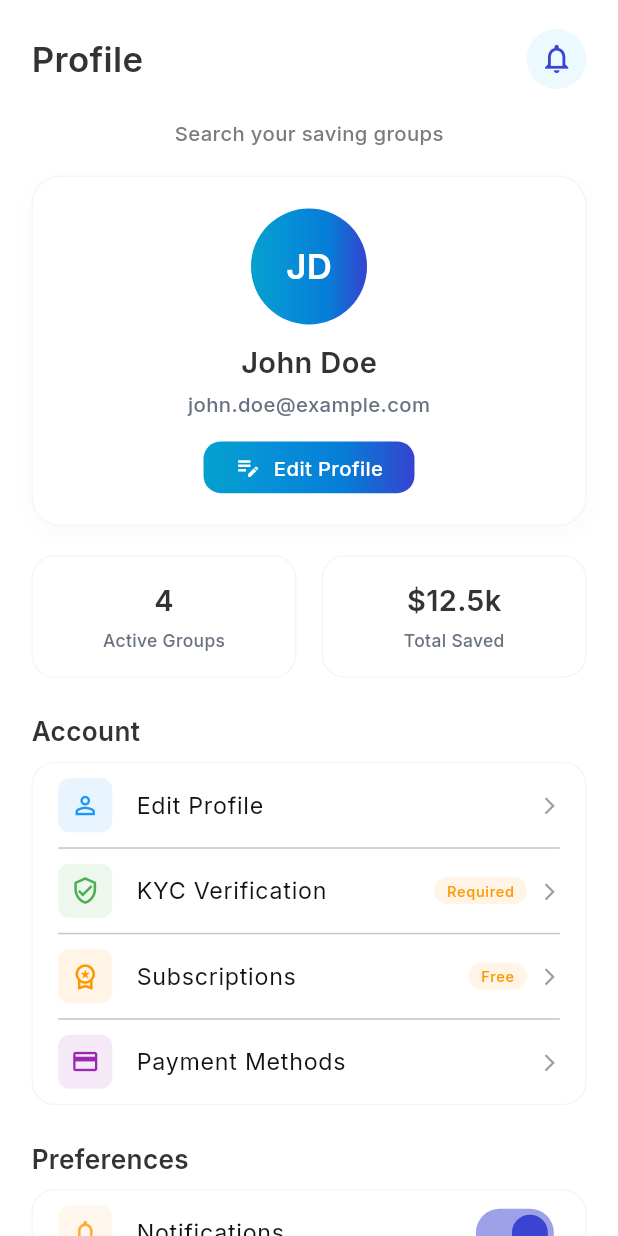
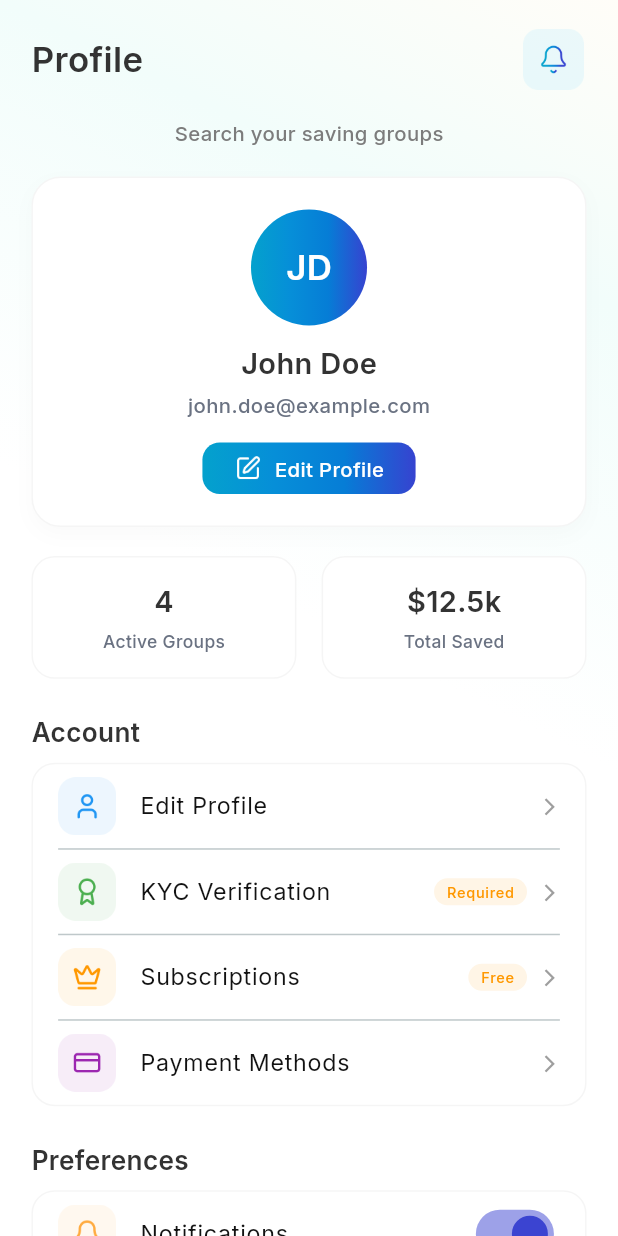
Before and after one commit to mdarif3499/sudo, a Flutter app: the ProfileScreen screen opened directly, on a phone screen of 412 x 824 dp. Run offline on Flutter 3.47's test engine with Material 3 defaults, Android fonts, the phone set to English and light mode, and no system bars; our stand-ins replace cached_network_image, cookie_jar, dio, dio_cookie_manager, flutter_screenutil, flutter_svg and 9 more; accounts and stored records are empty; project files that could hold a hidden picture were left out.

Commit message:
Add new icons and refactor ProfileMenuItem to use icon paths

```diff
--- a/lib/profile/screen/profile_screen.dart
+++ b/lib/profile/screen/profile_screen.dart
@@ -3,6 +3,7 @@ import 'package:flutter_screenutil/flutter_screenutil.dart';
 import 'package:get/get.dart';
 import '../../component/text/common_text.dart';
 import '../../utils/constants/app_colors.dart';
+import '../../utils/constants/app_icons.dart';
 import '../controller/profile_controller.dart';
 import '../widget/profile_menu_item.dart';
 
@@ -15,7 +16,21 @@ class ProfileScreen extends StatelessWidget {
   Widget build(BuildContext context) {
     return Scaffold(
       backgroundColor: Colors.white,
-      body: SafeArea(
+      body: Container(
+        decoration: const BoxDecoration(
+          gradient: LinearGradient(
+            begin: Alignment.topRight,
+            end: Alignment.bottomLeft,
+            colors: [
+              Color(0xFFFFFDF8), // Top Right
+              Color(0xFFF2FDFB), // Top Left
+              Colors.white,
+              Colors.white,
+            ],
+            stops: [0.0, 0.2, 0.5, 1.0],
+          ),
+        ),
+        child: SafeArea(
           child: SingleChildScrollView(
             padding: EdgeInsets.symmetric(horizontal: 20.w),
             child: Column(
@@ -30,14 +45,8 @@ class ProfileScreen extends StatelessWidget {
                       fontSize: 24,
                       fontWeight: FontWeight.w600,
                     ),
-                  Container(
-                    padding: EdgeInsets.all(8.w),
-                    decoration: BoxDecoration(
-                      color: AppColors.indicatorActive.withOpacity(0.1),
-                      shape: BoxShape.circle,
-                    ),
-                    child: Icon(Icons.notifications_none, color: AppColors.buttonGradientEnd, size: 24.sp),
-                  ),
+                    Image.asset(AppIcons.notification,
+                        height: 42.h, width: 42.w),
                   ],
                 ),
                 SizedBox(height: 20.h),
@@ -56,10 +65,11 @@ class ProfileScreen extends StatelessWidget {
                   decoration: BoxDecoration(
                     color: Colors.white,
                     borderRadius: BorderRadius.circular(20.r),
-                  border: Border.all(color: Colors.grey.withOpacity(0.1)),
+                    border:
+                        Border.all(color: Colors.grey.withValues(alpha: 0.1)),
                     boxShadow: [
                       BoxShadow(
-                      color: Colors.black.withOpacity(0.02),
+                        color: Colors.black.withValues(alpha: 0.02),
                         blurRadius: 10,
                         offset: const Offset(0, 5),
                       ),
@@ -97,7 +107,8 @@ class ProfileScreen extends StatelessWidget {
                       ),
                       SizedBox(height: 16.h),
                       Container(
-                      padding: EdgeInsets.symmetric(horizontal: 20.w, vertical: 8.h),
+                        padding: EdgeInsets.symmetric(
+                            horizontal: 20.w, vertical: 8.h),
                         decoration: BoxDecoration(
                           gradient: AppColors.primaryGradient,
                           borderRadius: BorderRadius.circular(12.r),
@@ -105,7 +116,8 @@ class ProfileScreen extends StatelessWidget {
                         child: Row(
                           mainAxisSize: MainAxisSize.min,
                           children: [
-                          Icon(Icons.edit_note, color: Colors.white, size: 18.sp),
+                            Image.asset(AppIcons.edit,
+                                color: Colors.white, height: 18.h, width: 18.w),
                             SizedBox(width: 8.w),
                             CommonText(
                               text: "Edit Profile",
@@ -140,42 +152,43 @@ class ProfileScreen extends StatelessWidget {
                   decoration: BoxDecoration(
                     color: Colors.white,
                     borderRadius: BorderRadius.circular(16.r),
-                  border: Border.all(color: Colors.grey.withOpacity(0.1)),
+                    border:
+                        Border.all(color: Colors.grey.withValues(alpha: 0.1)),
                   ),
                   child: Column(
                     children: [
-                    ProfileMenuItem(
-                      icon: Icons.person_outline,
+                      _buildProfileMenu(
+                        icon: AppIcons.profile,
                         iconColor: Colors.blue,
-                      iconBgColor: Colors.blue.withOpacity(0.1),
+                        iconBgColor: Colors.blue.withValues(alpha: 0.1),
                         title: "Edit Profile",
                         onTap: () {},
                       ),
                       const Divider(height: 1),
-                    ProfileMenuItem(
-                      icon: Icons.verified_user_outlined,
+                      _buildProfileMenu(
+                        icon: AppIcons.kyc,
                         iconColor: Colors.green,
-                      iconBgColor: Colors.green.withOpacity(0.1),
+                        iconBgColor: Colors.green.withValues(alpha: 0.1),
                         title: "KYC Verification",
                         trailingText: "Required",
                         trailingTextColor: Colors.orange,
                         onTap: () {},
                       ),
                       const Divider(height: 1),
-                    ProfileMenuItem(
-                      icon: Icons.workspace_premium_outlined,
+                      _buildProfileMenu(
+                        icon: AppIcons.subscriptions,
                         iconColor: Colors.orange,
-                      iconBgColor: Colors.orange.withOpacity(0.1),
+                        iconBgColor: Colors.orange.withValues(alpha: 0.1),
                         title: "Subscriptions",
                         trailingText: "Free",
                         trailingTextColor: Colors.orange,
                         onTap: () {},
                       ),
                       const Divider(height: 1),
-                    ProfileMenuItem(
-                      icon: Icons.payment_outlined,
+                      _buildProfileMenu(
+                        icon: AppIcons.payment,
                         iconColor: Colors.purple,
-                      iconBgColor: Colors.purple.withOpacity(0.1),
+                        iconBgColor: Colors.purple.withValues(alpha: 0.1),
                         title: "Payment Methods",
                         onTap: () {},
                       ),
@@ -190,14 +203,15 @@ class ProfileScreen extends StatelessWidget {
                   decoration: BoxDecoration(
                     color: Colors.white,
                     borderRadius: BorderRadius.circular(16.r),
-                  border: Border.all(color: Colors.grey.withOpacity(0.1)),
+                    border:
+                        Border.all(color: Colors.grey.withValues(alpha: 0.1)),
                   ),
                   child: Column(
                     children: [
-                    ProfileMenuItem(
-                      icon: Icons.notifications_none,
+                      _buildProfileMenu(
+                        icon: AppIcons.notificationP,
                         iconColor: Colors.orangeAccent,
-                      iconBgColor: Colors.orangeAccent.withOpacity(0.1),
+                        iconBgColor: Colors.orangeAccent.withValues(alpha: 0.1),
                         title: "Notifications",
                         trailing: Switch(
                           value: true,
@@ -207,10 +221,10 @@ class ProfileScreen extends StatelessWidget {
                         onTap: () {},
                       ),
                       const Divider(height: 1),
-                    ProfileMenuItem(
-                      icon: Icons.lock_outline,
-                      iconColor: Colors.brown.withOpacity(0.5),
-                      iconBgColor: Colors.brown.withOpacity(0.1),
+                      _buildProfileMenu(
+                        icon: AppIcons.passport,
+                        iconColor: Colors.brown.withValues(alpha: 0.5),
+                        iconBgColor: Colors.brown.withValues(alpha: 0.1),
                         title: "Change Password",
                         onTap: () {},
                       ),
@@ -225,12 +239,13 @@ class ProfileScreen extends StatelessWidget {
                   decoration: BoxDecoration(
                     color: Colors.white,
                     borderRadius: BorderRadius.circular(16.r),
-                  border: Border.all(color: Colors.grey.withOpacity(0.1)),
+                    border:
+                        Border.all(color: Colors.grey.withValues(alpha: 0.1)),
                   ),
-                child: ProfileMenuItem(
-                  icon: Icons.help_outline,
+                  child: _buildProfileMenu(
+                    icon: AppIcons.help,
                     iconColor: Colors.blueGrey,
-                  iconBgColor: Colors.blueGrey.withOpacity(0.1),
+                    iconBgColor: Colors.blueGrey.withValues(alpha: 0.1),
                     title: "Help & Support",
                     onTap: () {},
                   ),
@@ -240,7 +255,7 @@ class ProfileScreen extends StatelessWidget {
                   width: double.infinity,
                   padding: EdgeInsets.symmetric(vertical: 12.h),
                   decoration: BoxDecoration(
-                  color: Colors.red.withOpacity(0.05),
+                    color: Colors.red.withValues(alpha: 0.05),
                     borderRadius: BorderRadius.circular(30.r),
                   ),
                   child: Row(
@@ -262,6 +277,29 @@ class ProfileScreen extends StatelessWidget {
             ),
           ),
         ),
+      ),
+    );
+  }
+
+  Widget _buildProfileMenu({
+    required String icon,
+    required Color iconColor,
+    required Color iconBgColor,
+    required String title,
+    String? trailingText,
+    Color? trailingTextColor,
+    Widget? trailing,
+    required VoidCallback onTap,
+  }) {
+    return ProfileMenuItem(
+      iconPath: icon,
+      iconColor: iconColor,
+      iconBgColor: iconBgColor,
+      title: title,
+      trailingText: trailingText,
+      trailingTextColor: trailingTextColor,
+      trailing: trailing,
+      onTap: onTap,
     );
   }
 
@@ -271,7 +309,7 @@ class ProfileScreen extends StatelessWidget {
       decoration: BoxDecoration(
         color: Colors.white,
         borderRadius: BorderRadius.circular(16.r),
-        border: Border.all(color: Colors.grey.withOpacity(0.1)),
+        border: Border.all(color: Colors.grey.withValues(alpha: 0.1)),
       ),
       child: Column(
         children: [
--- a/lib/profile/widget/profile_menu_item.dart
+++ b/lib/profile/widget/profile_menu_item.dart
@@ -4,7 +4,7 @@ import '../../utils/constants/app_colors.dart';
 import '../../component/text/common_text.dart';
 
 class ProfileMenuItem extends StatelessWidget {
-  final IconData icon;
+  final String iconPath;
   final String title;
   final String? trailingText;
   final Color? trailingTextColor;
@@ -15,7 +15,7 @@ class ProfileMenuItem extends StatelessWidget {
 
   const ProfileMenuItem({
     super.key,
-    required this.icon,
+    required this.iconPath,
     required this.title,
     this.trailingText,
     this.trailingTextColor,
@@ -30,13 +30,11 @@ class ProfileMenuItem extends StatelessWidget {
     return ListTile(
       onTap: onTap,
       contentPadding: EdgeInsets.zero,
-      leading: Container(
-        padding: EdgeInsets.all(8.w),
-        decoration: BoxDecoration(
-          color: iconBgColor,
-          borderRadius: BorderRadius.circular(8.r),
-        ),
-        child: Icon(icon, color: iconColor, size: 20.sp),
+      leading: Image.asset(
+        iconPath,
+        color: iconColor,
+        height: 40.sp,
+        width: 40.sp,
       ),
       title: CommonText(
         text: title,
@@ -52,7 +50,9 @@ class ProfileMenuItem extends StatelessWidget {
               padding: EdgeInsets.symmetric(horizontal: 8.w, vertical: 2.h),
               margin: EdgeInsets.only(right: 8.w),
               decoration: BoxDecoration(
-                color: trailingTextColor?.withOpacity(0.1) ?? Colors.grey.withOpacity(0.1),
+                color:
+                    trailingTextColor?.withValues(alpha: 0.1) ??
+                    Colors.grey.withValues(alpha: 0.1),
                 borderRadius: BorderRadius.circular(10.r),
               ),
               child: CommonText(
@@ -61,7 +61,8 @@ class ProfileMenuItem extends StatelessWidget {
                 color: trailingTextColor ?? AppColors.textSecondaryColor,
               ),
             ),
-          trailing ?? Icon(Icons.arrow_forward_ios, size: 14.sp, color: Colors.grey),
+          trailing ??
+              Icon(Icons.arrow_forward_ios, size: 14.sp, color: Colors.grey),
         ],
       ),
     );
--- a/lib/utils/constants/app_icons.dart
+++ b/lib/utils/constants/app_icons.dart
@@ -17,4 +17,14 @@ class AppIcons {
   static const String profileI = '$baseurl/profile_i.png';
   static const String discoverA = '$baseurl/discover_a.png';
   static const String discoverI = '$baseurl/discover_i.png';
+
+  static const String kyc = '$baseurl/kyc.png';
+  static const String edit = '$baseurl/edit.png';
+  static const String help = '$baseurl/help.png';
+  static const String payment = '$baseurl/payment.png';
+  static const String profile = '$baseurl/profile.png';
+  static const String passport = '$baseurl/passport.png';
+  static const String notification = '$baseurl/notification.png';
+  static const String subscriptions = '$baseurl/subscriptions.png';
+  static const String notificationP = '$baseurl/notification_p.png';
 }
```
Also changed, not shown: assets/icons/edit.png (added), assets/icons/help.png (added), assets/icons/kyc.png (added), assets/icons/notification.png (added), assets/icons/notification_p.png (added), assets/icons/passport.png (added), assets/icons/payment.png (added), assets/icons/profile.png (added), assets/icons/subscriptions.png (added). Lines whose indentation alone changed are shown as unchanged.
